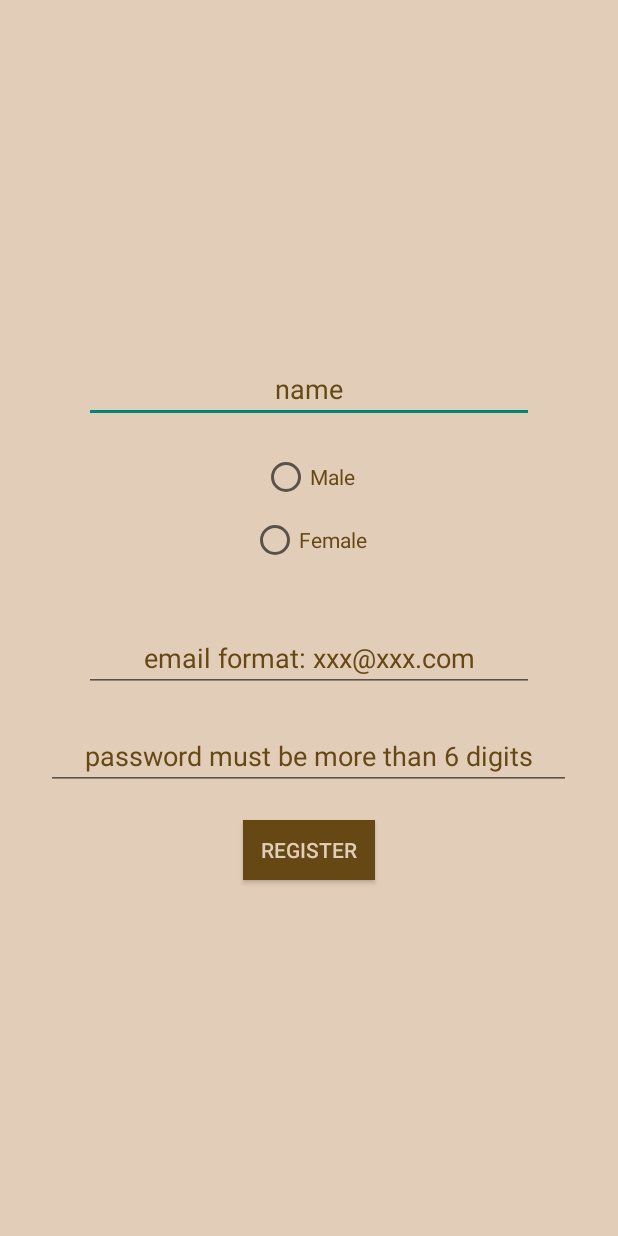
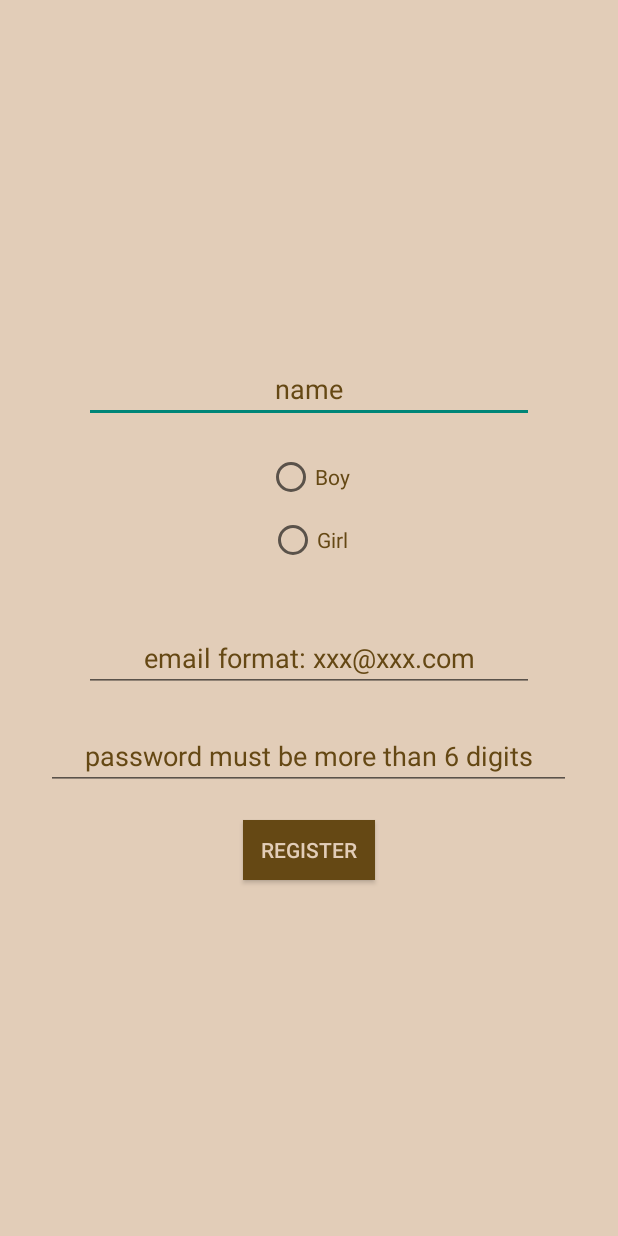
Before and after one commit to 5520-GorupProject/WoofMateDating, an Android app: the RegistrationActivity screen opened directly, with no data from a screen before it, after a tap on "REGISTER", on a phone screen of 412 x 824 dp. Run offline under Robolectric (Android 15) with nearby library versions, the phone set to English and light mode, and no system bars; our stand-ins replace Firebase (no records; nobody signed in at launch, a user with empty details on screens opened directly); 2 statements that could not run were skipped.

Commit message:
Change to boy/girl and set up notice when repeating account

```diff
--- a/app/src/main/java/com/example/woofmatedating/RegistrationActivity.java
+++ b/app/src/main/java/com/example/woofmatedating/RegistrationActivity.java
@@ -79,7 +79,7 @@ public class RegistrationActivity extends AppCompatActivity {
                     @Override
                     public void onComplete(@NonNull Task<AuthResult> task) {
                         if(!task.isSuccessful()){
-                            Toast.makeText(RegistrationActivity.this, "sign up error", Toast.LENGTH_SHORT).show();
+                            Toast.makeText(RegistrationActivity.this, "User already exist, please use other email.", Toast.LENGTH_SHORT).show();
                         }else{
                             String userId = mAuth.getCurrentUser().getUid();
                             DatabaseReference currentUserDb = FirebaseDatabase.getInstance().getReference().child("Users").child(userId);
--- a/app/src/main/res/layout/activity_registration.xml
+++ b/app/src/main/res/layout/activity_registration.xml
@@ -31,14 +31,14 @@
             android:textColorHint="#654814"
             android:textColor="#654814"
             android:layout_marginBottom="10dp"
-            android:text="Male" />
+            android:text="Boy" />
         <RadioButton
             android:layout_width="wrap_content"
             android:layout_height="wrap_content"
             android:textColorHint="#654814"
             android:textColor="#654814"
             android:layout_marginBottom="20dp"
-            android:text="Female" />
+            android:text="Girl" />
     </RadioGroup>
 
     <EditText
```
Also changed, not shown: app/src/main/java/com/example/woofmatedating/MainActivity.java (+4 -4 lines).
